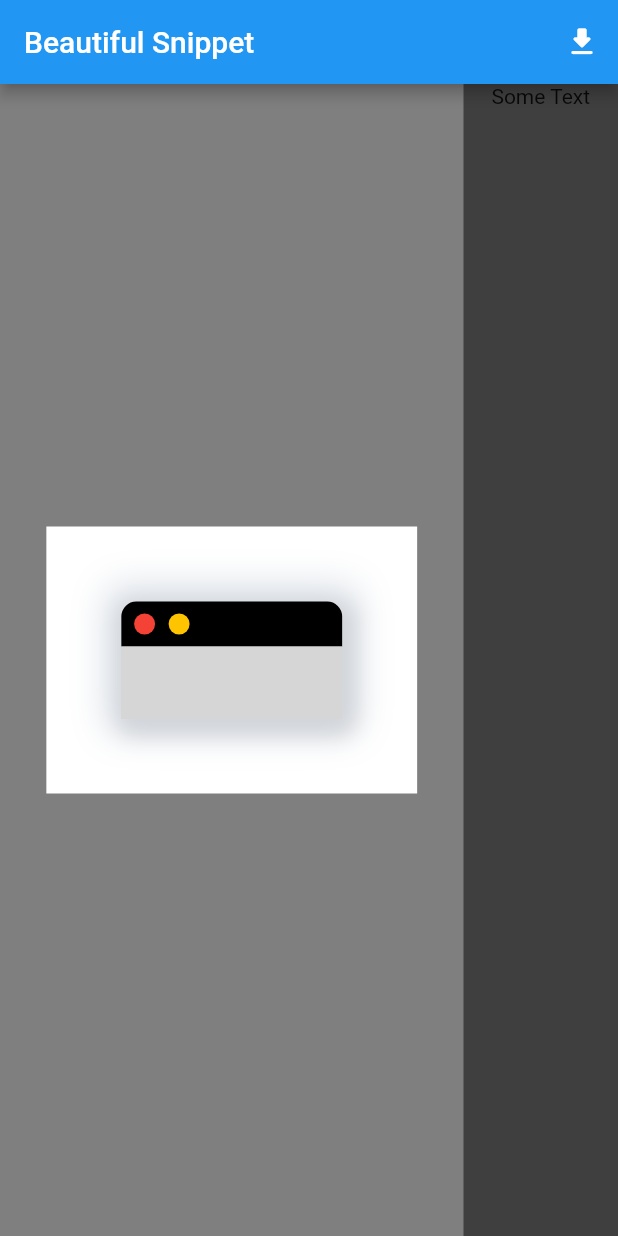
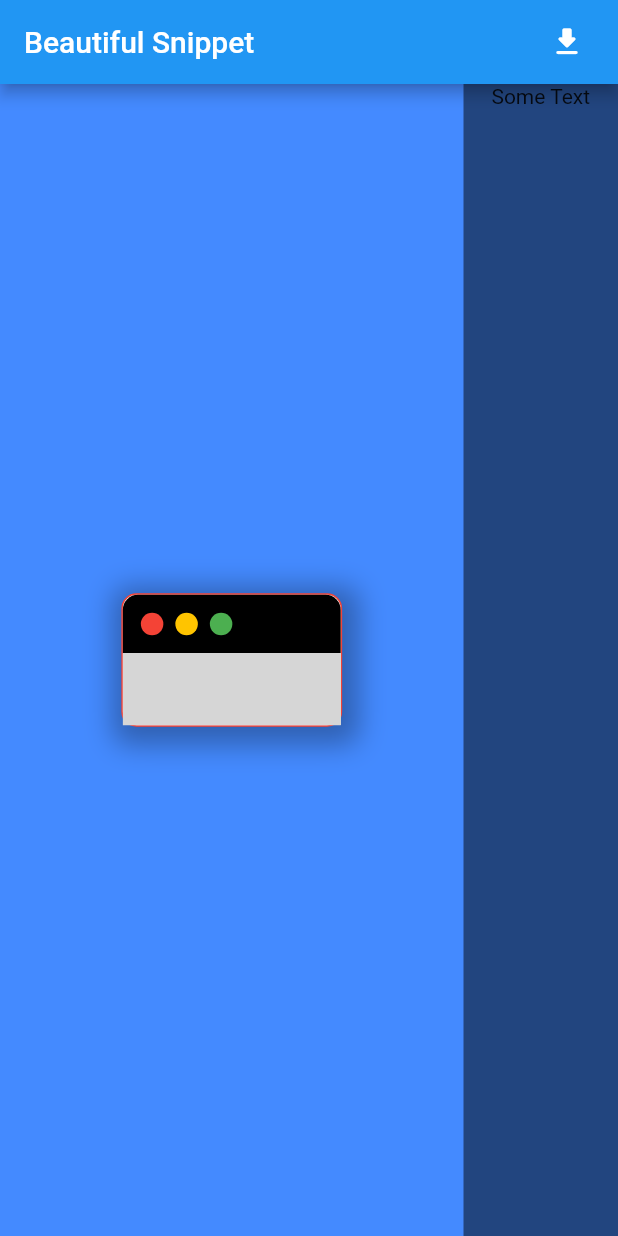
Before and after one commit to maheshj01/beautiful_snippet, a Flutter app: the screen it shows after launch, on a phone screen of 412 x 824 dp. Run offline on Flutter 3.47's test engine with Material 2 defaults, Android fonts, the light colour scheme and no system bars; our stand-ins replace flutter_highlight; missing offline and left inert: code_text_field, dart:html, dart:js, highlight; grey boxes are pictures that could not be loaded.

Commit message:
feat: improve colors and refactor code

```diff
--- a/lib/constants/colors.dart
+++ b/lib/constants/colors.dart
@@ -6,5 +6,7 @@ import 'package:flutter/material.dart';
 const Color white = Colors.white;
 const Color black = Colors.black;
 const Color red = Colors.red;
-const Color green = Colors.black;
+const Color green = Colors.green;
 Color orange = Colors.amberAccent.shade400;
+
+/// SNIPPET BACKGROUND COLORS
--- a/lib/constants/strings.dart
+++ b/lib/constants/strings.dart
@@ -1,3 +1,3 @@
 /// app string constants  from the UI go here in this page
 /// e.g
-const String APP_TITLE = 'Beautiful Code';
+const String APP_TITLE = 'Beautiful Snippet';
--- a/lib/main.dart
+++ b/lib/main.dart
@@ -1,5 +1,5 @@
 import 'package:flutter/material.dart';
-import 'package:flutter_template/pages/code.dart';
+import 'package:flutter_template/pages/snippet_frame.dart';
 import 'constants/constants.dart' show APP_TITLE;
 
 void main() {
@@ -16,7 +16,7 @@ class MyApp extends StatelessWidget {
         primarySwatch: Colors.blue,
         visualDensity: VisualDensity.adaptivePlatformDensity,
       ),
-      home: BackgroundBuilder(),
+      home: SnippetFrame(),
     );
   }
 }
--- a/lib/pages/window.dart
+++ b/lib/pages/snippet.dart
@@ -4,45 +4,45 @@ import 'package:code_text_field/code_text_field.dart';
 import 'package:flutter_highlight/theme_map.dart';
 import 'package:highlight/languages/all.dart';
 
-class WindowBuilder extends StatefulWidget {
+class SnippetBuilder extends StatefulWidget {
   final double borderRadius;
 
-  const WindowBuilder({Key? key, this.borderRadius = 10}) : super(key: key);
+  const SnippetBuilder({Key? key, this.borderRadius = 10}) : super(key: key);
 
   @override
-  _WindowBuilderState createState() => _WindowBuilderState();
+  _SnippetBuilderState createState() => _SnippetBuilderState();
 }
 
-class _WindowBuilderState extends State<WindowBuilder> {
+// TODO: Themes and Color Schemes supported
+/// theme: 'gradient-dark', //black
+/// theme: 'an-old-hope', //black
+/// theme: 'xcode', //white
+//
+
+class _SnippetBuilderState extends State<SnippetBuilder> {
   Widget build(BuildContext context) {
-    return Align(
+    return Container(
       alignment: Alignment.center,
-      child: Container(
       decoration: BoxDecoration(
+        color: white, //TODO: ADD BACKGROUND CODE COLOR
         borderRadius: BorderRadius.circular(widget.borderRadius),
+        border: Border.all(color: red),
         boxShadow: [
           BoxShadow(
-                blurRadius: 10,
-                spreadRadius: 5,
-                color: Colors.grey.withOpacity(0.4),
-                offset: Offset(3, 6)),
-            BoxShadow(
-                blurRadius: 20,
-                spreadRadius: 10,
-                color: Color.fromRGBO(206, 213, 222, 0.8))
+              blurRadius: 15,
+              spreadRadius: 8,
+              color: Colors.black.withOpacity(0.3),
+              offset: Offset(3, 4)),
         ],
       ),
       child: Column(
         children: [
           HeaderBuilder(),
           CodeEditor(
-              backgroundColor: Colors.white,
-              // theme: 'gradient-dark', //black
-              // theme: 'an-old-hope', //black
+            backgroundColor: white, //TODO: ADD BACKGROUND CODE COLOR
             theme: 'xcode', //white
           ),
         ],
-        ),
       ),
     );
   }
@@ -52,7 +52,7 @@ class HeaderBuilder extends StatelessWidget {
   final Color headerColor;
   final double borderRadius;
   const HeaderBuilder(
-      {Key? key, this.headerColor = Colors.black, this.borderRadius = 10})
+      {Key? key, this.headerColor = black, this.borderRadius = 10})
       : super(key: key);
 
   Widget circle(Color color, {double size = 15}) {
@@ -65,14 +65,13 @@ class HeaderBuilder extends StatelessWidget {
   @override
   Widget build(BuildContext context) {
     return Container(
-      height: 30,
       decoration: BoxDecoration(
           color: headerColor,
           borderRadius: BorderRadius.only(
               topLeft: Radius.circular(borderRadius),
               topRight: Radius.circular(borderRadius))),
       child: Padding(
-        padding: const EdgeInsets.all(8),
+        padding: const EdgeInsets.all(12),
         child: Row(
           crossAxisAlignment: CrossAxisAlignment.center,
           children: [
@@ -146,12 +145,14 @@ class _CodeEditorState extends State<CodeEditor> {
   Widget build(BuildContext context) {
     return CodeField(
       controller: _codeController!,
-      cursorColor: Colors.white,
+      cursorColor: white,
       minLines: 10,
-      padding: EdgeInsets.symmetric(horizontal: 8, vertical: 8),
+      padding: EdgeInsets.symmetric(
+            horizontal: 8,
+          ) +
+          EdgeInsets.only(bottom: 8),
       decoration: BoxDecoration(
           color: widget.backgroundColor,
-          border: Border.all(color: Colors.black),
           borderRadius: BorderRadius.only(
               bottomLeft: Radius.circular(5), bottomRight: Radius.circular(5))),
       showLines: false,
--- a/lib/pages/code.dart
+++ b/lib/pages/snippet_frame.dart
@@ -2,15 +2,17 @@ import 'dart:typed_data';
 import 'dart:ui' as ui;
 import 'package:flutter/material.dart';
 import 'package:flutter/rendering.dart';
-import 'package:flutter_template/pages/window.dart';
+import 'package:flutter_template/exports.dart';
+import 'package:flutter_template/pages/snippet.dart';
 import 'package:flutter_template/utils/utility.dart';
 
-class BackgroundBuilder extends StatefulWidget {
+/// Widget to take the screenshot of
+class SnippetFrame extends StatefulWidget {
   @override
-  _BackgroundBuilderState createState() => _BackgroundBuilderState();
+  _SnippetFrameState createState() => _SnippetFrameState();
 }
 
-class _BackgroundBuilderState extends State<BackgroundBuilder> {
+class _SnippetFrameState extends State<SnippetFrame> {
   final key = GlobalKey();
 
   void generateImageBytes(double ratio) async {
@@ -26,13 +28,17 @@ class _BackgroundBuilderState extends State<BackgroundBuilder> {
   Widget build(BuildContext context) {
     final width = MediaQuery.of(context).size.width;
     return Scaffold(
-        backgroundColor: Colors.black.withOpacity(0.5),
+        backgroundColor: Colors.blueAccent,
         appBar: AppBar(
-          title: Text('Beautiful Snippet'),
+          title: Text('$APP_TITLE'),
+          centerTitle: false,
           actions: [
             IconButton(
                 icon: Icon(Icons.download_rounded),
-                onPressed: () => generateImageBytes(1.5))
+                onPressed: () => generateImageBytes(1.5)),
+            SizedBox(
+              width: 10,
+            )
           ],
         ),
         body: Column(
@@ -52,14 +58,13 @@ class _BackgroundBuilderState extends State<BackgroundBuilder> {
                           children: [
                             Container(
                                 width: width * 0.6,
+                                color: Colors.blueAccent,
                                 padding: EdgeInsets.all(50),
-                                color: Colors.white,
                                 child: ConstrainedBox(
                                     constraints: BoxConstraints(
-                                        maxWidth:
-                                            MediaQuery.of(context).size.width *
-                                                0.6),
-                                    child: WindowBuilder())),
+                                        minWidth: width * 0.3,
+                                        maxWidth: width * 0.6),
+                                    child: SnippetBuilder())),
                           ]),
                     ))),
                   ),
```
Lines whose indentation alone changed are shown as unchanged.
